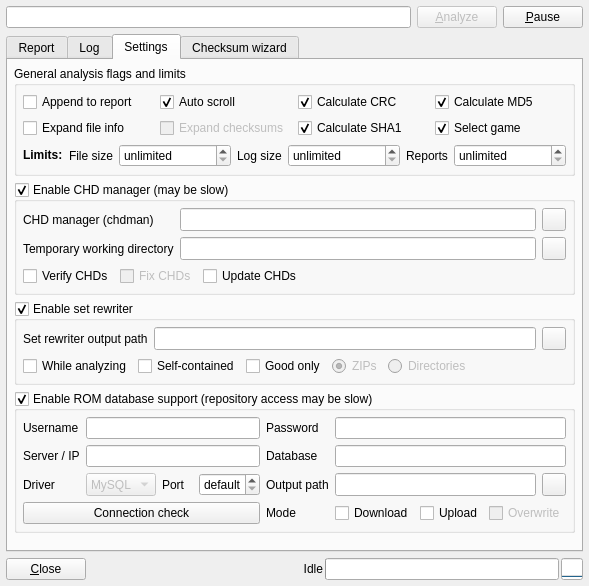
This is romalyzer.ui in qmc2/qmc2-mame-fe as Qt 5 draws it before an edit. The edited form follows.
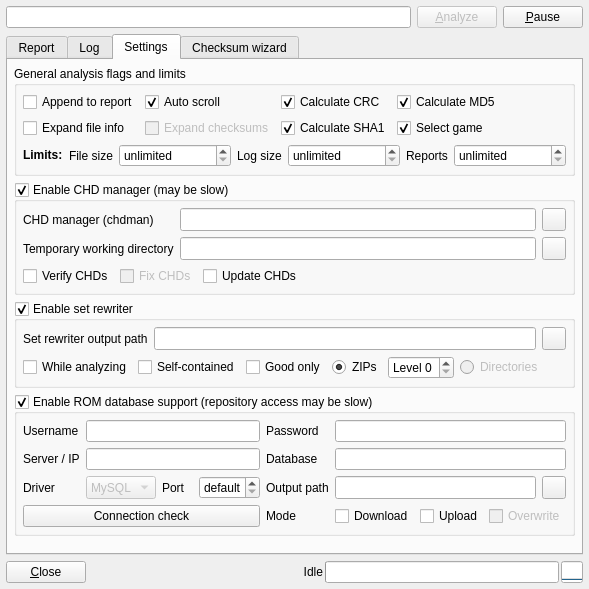
This is the edited form. The open tabs and pages were chosen to show the change. Icons and pictures are not drawn.

Commit message: imp: set rewriter: added a selectable ZIP compression level (0 = lowest / fastest, 9 = highest / slowest)

```diff
--- a/romalyzer.ui
+++ b/romalyzer.ui
@@ -8,7 +8,7 @@
     <x>0</x>
     <y>0</y>
     <width>589</width>
-    <height>586</height>
+    <height>589</height>
    </rect>
   </property>
   <property name="windowTitle">
@@ -458,7 +458,7 @@
             </property>
            </widget>
           </item>
-          <item row="2" column="0" colspan="4">
+          <item row="2" column="0" colspan="5">
            <layout class="QHBoxLayout" name="horizontalLayout_3">
             <item>
              <widget class="QLabel" name="labelLimits">
@@ -571,6 +571,19 @@
             </item>
            </layout>
           </item>
+          <item row="0" column="4" rowspan="2">
+           <spacer name="horizontalSpacer">
+            <property name="orientation">
+             <enum>Qt::Horizontal</enum>
+            </property>
+            <property name="sizeHint" stdset="0">
+             <size>
+              <width>40</width>
+              <height>20</height>
+             </size>
+            </property>
+           </spacer>
+          </item>
          </layout>
         </widget>
        </item>
@@ -913,8 +926,11 @@
             </item>
             <item>
              <widget class="QRadioButton" name="radioButtonSetRewriterZipArchives">
-              <property name="enabled">
-               <bool>false</bool>
+              <property name="sizePolicy">
+               <sizepolicy hsizetype="Fixed" vsizetype="Fixed">
+                <horstretch>0</horstretch>
+                <verstretch>0</verstretch>
+               </sizepolicy>
               </property>
               <property name="toolTip">
                <string>Produce ZIP archived sets (recommended)</string>
@@ -927,11 +943,39 @@
               </property>
              </widget>
             </item>
+            <item>
+             <widget class="QSpinBox" name="spinBoxSetRewriterZipLevel">
+              <property name="sizePolicy">
+               <sizepolicy hsizetype="Fixed" vsizetype="Fixed">
+                <horstretch>0</horstretch>
+                <verstretch>0</verstretch>
+               </sizepolicy>
+              </property>
+              <property name="toolTip">
+               <string>Select the ZIP compression level (0 = lowest / fastest, 9 = highest / slowest)</string>
+              </property>
+              <property name="prefix">
+               <string>Level </string>
+              </property>
+              <property name="maximum">
+               <number>9</number>
+              </property>
+              <property name="value">
+               <number>0</number>
+              </property>
+             </widget>
+            </item>
             <item>
              <widget class="QRadioButton" name="radioButtonSetRewriterIndividualDirectories">
               <property name="enabled">
                <bool>false</bool>
               </property>
+              <property name="sizePolicy">
+               <sizepolicy hsizetype="MinimumExpanding" vsizetype="Fixed">
+                <horstretch>0</horstretch>
+                <verstretch>0</verstretch>
+               </sizepolicy>
+              </property>
               <property name="toolTip">
                <string>Produce sets in individual sub-directories (not recommended -- and not supported yet!)</string>
               </property>
@@ -940,19 +984,6 @@
               </property>
              </widget>
             </item>
-            <item>
-             <spacer name="horizontalSpacer_3">
-              <property name="orientation">
-               <enum>Qt::Horizontal</enum>
-              </property>
-              <property name="sizeHint" stdset="0">
-               <size>
-                <width>13</width>
-                <height>17</height>
-               </size>
-              </property>
-             </spacer>
-            </item>
            </layout>
           </item>
          </layout>
```
Left out of the diff: 19 changed lines with no effect on the pictures. The commit also changes 8 other files.
